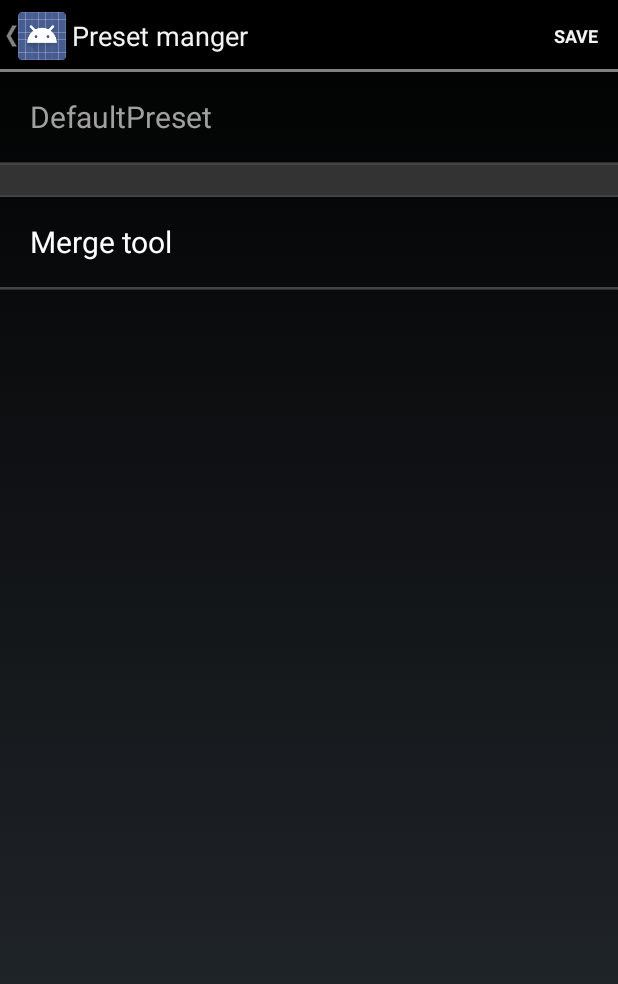
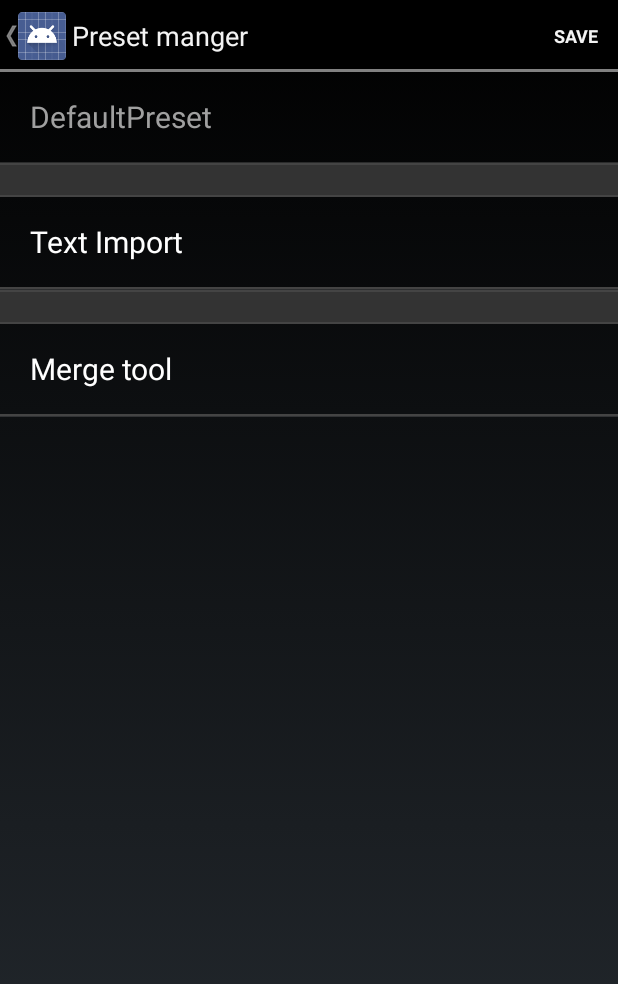
Before and after one commit to e1da/HPToyAndroid, an Android app: the PresetManagerActivity screen opened directly, with no data from a screen before it, on a phone screen of 412 x 824 dp. Shown: the top 984 px of the screen. Run offline under Robolectric (Android 15) with nearby library versions, the phone set to English and light mode, and no system bars; 1 statement that could not run was skipped.

Commit message:
add import preset from text data

```diff
--- a/app/src/main/AndroidManifest.xml
+++ b/app/src/main/AndroidManifest.xml
@@ -99,6 +99,10 @@
             android:name=".activities.options.presetmanager.mergetool.MergeToolActivity"
             android:label="Merge tool"
             android:screenOrientation="portrait" />
+        <activity
+            android:name=".activities.options.presetmanager.textimporttool.PresetTextImportActivity"
+            android:label="Text import"
+            android:screenOrientation="portrait" />
 
     </application>
 
--- a/app/src/main/java/com/hifitoy/activities/options/presetmanager/PresetManagerActivity.java
+++ b/app/src/main/java/com/hifitoy/activities/options/presetmanager/PresetManagerActivity.java
@@ -26,6 +26,7 @@ import android.widget.Toast;
 import com.hifitoy.ApplicationContext;
 import com.hifitoy.R;
 import com.hifitoy.activities.options.presetmanager.mergetool.MergeToolActivity;
+import com.hifitoy.activities.options.presetmanager.textimporttool.PresetTextImportActivity;
 import com.hifitoy.hifitoycontrol.HiFiToyControl;
 import com.hifitoy.hifitoydevice.HiFiToyDevice;
 import com.hifitoy.hifitoydevice.HiFiToyPreset;
@@ -94,6 +95,11 @@ public class PresetManagerActivity extends ListActivity {
         if (position == mPresetListAdapter.getCount() - 1) {
             Intent intent = new Intent(this, MergeToolActivity.class);
             startActivity(intent);
+
+        } else if (position == mPresetListAdapter.getCount() - 2) {
+            Intent intent = new Intent(this, PresetTextImportActivity.class);
+            startActivity(intent);
+
         } else {
             Intent intent = new Intent(this, PresetDetailActivity.class);
             intent.putExtra("presetPosition", position);
@@ -143,12 +149,15 @@ public class PresetManagerActivity extends ListActivity {
 
         @Override
         public int getCount() {
-            return HiFiToyPresetManager.getInstance().size() + 1;
+            return HiFiToyPresetManager.getInstance().size() + 2;
         }
 
         @Override
         public Object getItem(int i) {
-            return HiFiToyPresetManager.getInstance().getPreset(i);
+            if (i < HiFiToyPresetManager.getInstance().size()) {
+                return HiFiToyPresetManager.getInstance().getPreset(i);
+            }
+            return null;
         }
 
         @Override
@@ -162,6 +171,9 @@ public class PresetManagerActivity extends ListActivity {
 
             if (i == getCount() - 1) {
                 view = getLayoutInflater().inflate(R.layout.merge_tool_item, null);
+
+            } else if (i == getCount() - 2) {
+                view = getLayoutInflater().inflate(R.layout.text_import_item, null);
 
             } else {
                 view = getLayoutInflater().inflate(R.layout.preset_list_item, null);
--- a/app/src/main/res/layout/preset_list_item.xml
+++ b/app/src/main/res/layout/preset_list_item.xml
@@ -6,7 +6,7 @@
 
     <TextView
         android:id="@+id/preset_name"
-        android:layout_width="match_parent"
+        android:layout_width="wrap_content"
         android:layout_height="60dp"
         android:layout_centerVertical="true"
         android:gravity="center"
--- /dev/null
+++ b/app/src/main/res/layout/text_import_item.xml
@@ -0,0 +1,49 @@
+<?xml version="1.0" encoding="utf-8"?>
+<LinearLayout xmlns:android="http://schemas.android.com/apk/res/android"
+    android:orientation="vertical"
+    android:layout_width="match_parent"
+    android:layout_height="wrap_content">
+
+    <View
+        android:layout_width="match_parent"
+        android:layout_height="1dp"
+        android:layout_weight="1"
+        android:background="#444444"
+        android:paddingLeft="10dp"
+        android:paddingRight="10dp" />
+
+    <View
+        android:layout_width="match_parent"
+        android:layout_height="20dp"
+        android:layout_weight="1"
+        android:background="#333333"
+        android:paddingLeft="10dp"
+        android:paddingRight="10dp" />
+
+    <View
+        android:layout_width="match_parent"
+        android:layout_height="1dp"
+        android:layout_weight="1"
+        android:background="#444444"
+        android:paddingLeft="10dp"
+        android:paddingRight="10dp" />
+
+    <TextView
+        android:layout_width="match_parent"
+        android:layout_height="60dp"
+        android:gravity="center_vertical"
+        android:layout_marginLeft="20dp"
+        android:layout_weight="1"
+        android:text="Text Import"
+        android:textColor="#FFFFFF"
+        android:textSize="20sp" />
+
+    <View
+        android:layout_width="match_parent"
+        android:layout_height="1dp"
+        android:layout_weight="1"
+        android:background="#444444"
+        android:paddingLeft="10dp"
+        android:paddingRight="10dp" />
+
+</LinearLayout>
```
Also changed, not shown: app/src/main/java/com/hifitoy/activities/options/presetmanager/textimporttool/PresetTextImportActivity.java (added, +140 -0 lines), app/src/main/java/com/hifitoy/hifitoydevice/HiFiToyPreset.java (+52 -0 lines), app/src/main/res/layout/activity_text_import.xml (added, +16 -0 lines), app/src/main/res/menu/preset_text_menu.xml (added, +11 -0 lines), 1 other file.
